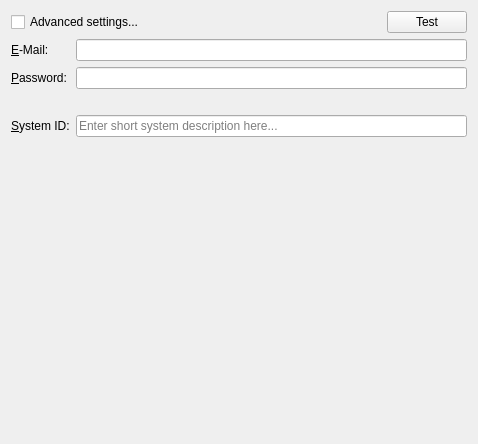
The window that client/src/ui/widgets/settings/smtp_settings_widget.ui (networkoptix/nx_open) describes before a commit, drawn with Qt 5.
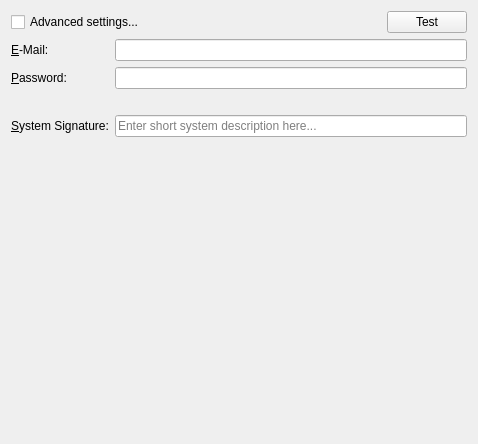
The same window after the commit.

Commit message:
Smtp Settings widget: System ID -> System Signature
<==== Mercurial data ====>
Branch: master

The edit to the form file:
```diff
--- a/client/src/ui/widgets/settings/smtp_settings_widget.ui
+++ b/client/src/ui/widgets/settings/smtp_settings_widget.ui
@@ -108,7 +108,7 @@
        <item row="3" column="0">
         <widget class="QLabel" name="simpleSignatureLabel">
          <property name="text">
-          <string>&amp;System ID:</string>
+          <string>&amp;System Signature:</string>
          </property>
          <property name="buddy">
           <cstring>simpleSignatureLineEdit</cstring>
```
Left out of the diff: 2 changed lines with no effect on the pictures.
